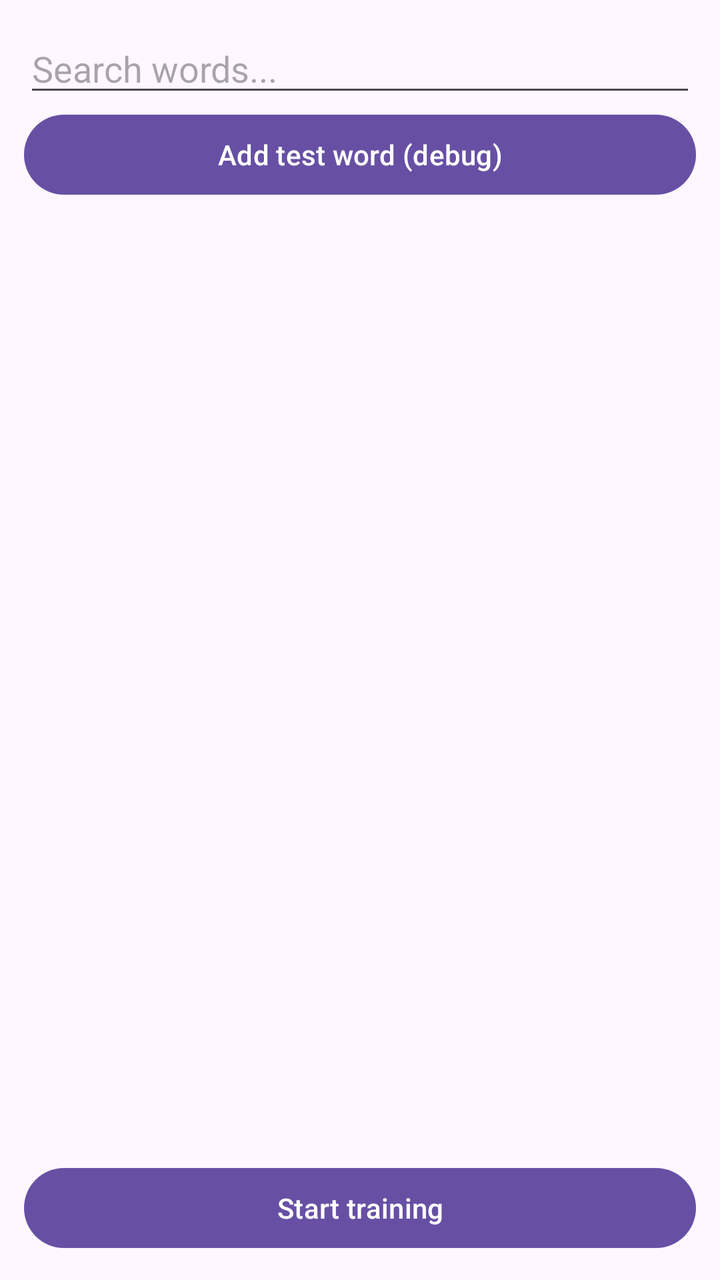
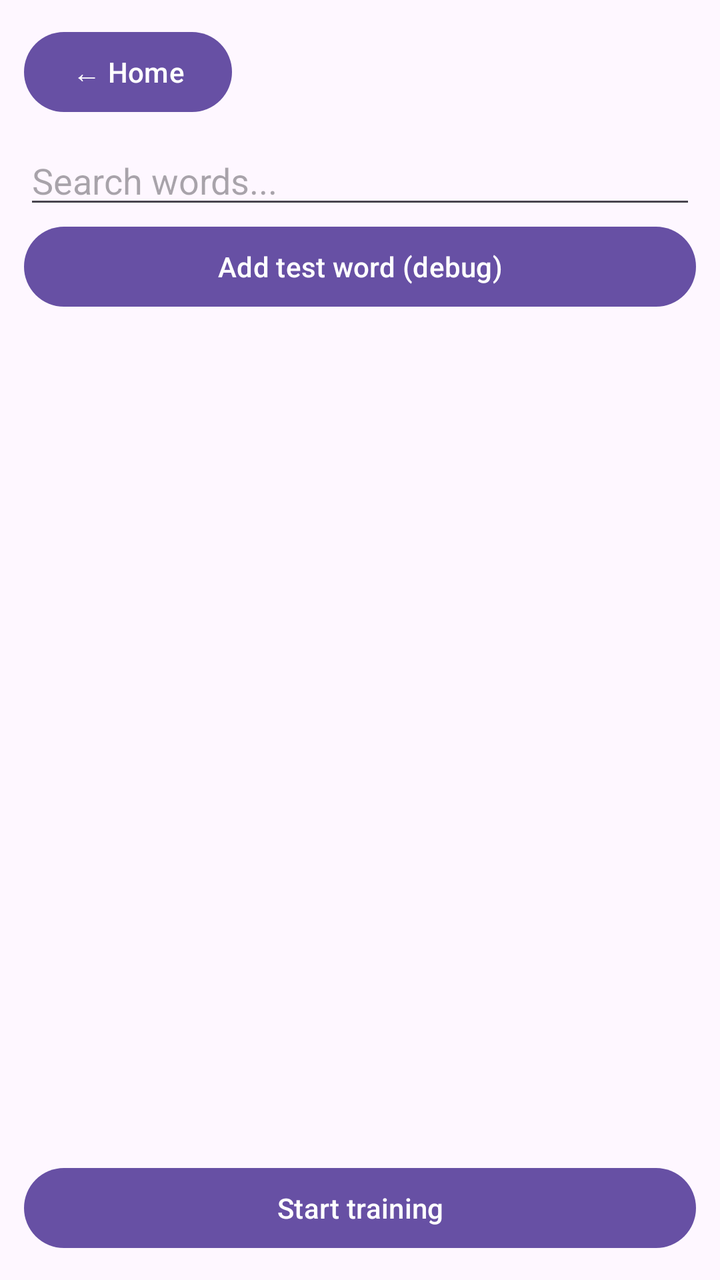

Screens rendered from an Android XML layout before and after an edit, with the pre-edit source and the edit as a unified diff.
<!-- AndroidManifest.xml: application theme Theme.LensLingo -->
<!-- res/layout/fragment_dictionary.xml -->
<?xml version="1.0" encoding="utf-8"?>
<LinearLayout xmlns:android="http://schemas.android.com/apk/res/android"
    android:layout_width="match_parent"
    android:layout_height="match_parent"
    android:orientation="vertical"
    android:padding="12dp">

    <EditText
        android:id="@+id/edit_search"
        android:layout_width="match_parent"
        android:layout_height="wrap_content"
        android:hint="Search words..." />

    <Button
        android:id="@+id/button_add_test_word"
        android:layout_width="match_parent"
        android:layout_height="wrap_content"
        android:text="Add test word (debug)" />

    <androidx.recyclerview.widget.RecyclerView
        android:id="@+id/recycler_words"
        android:layout_width="match_parent"
        android:layout_height="0dp"
        android:layout_weight="1" />

    <Button
        android:id="@+id/button_start_training"
        android:layout_width="match_parent"
        android:layout_height="wrap_content"
        android:text="Start training" />

</LinearLayout>
<!-- resources referenced by this layout -->
<resources>
  <style name="Theme.LensLingo" parent="Base.Theme.LensLingo" />
  <style name="Base.Theme.LensLingo" parent="Theme.Material3.DayNight.NoActionBar">
          
          
      </style>
</resources>

<!-- the commit's change to res/layout/fragment_dictionary.xml (unified diff, before → after) -->
@@ -4,6 +4,13 @@
     android:layout_height="match_parent"
     android:orientation="vertical"
     android:padding="12dp">
+
+    <Button
+        android:id="@+id/button_home"
+        android:layout_width="wrap_content"
+        android:layout_height="wrap_content"
+        android:text="← Home"
+        android:layout_marginBottom="8dp" />
 
     <EditText
         android:id="@+id/edit_search"
